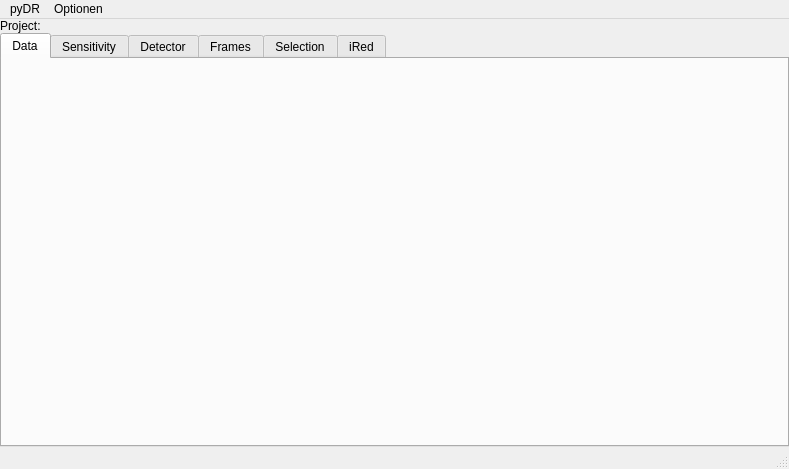
First picture: the form in GUI/designer/MainWindow.ui, repository alsinmr/pyDR, before the edit.
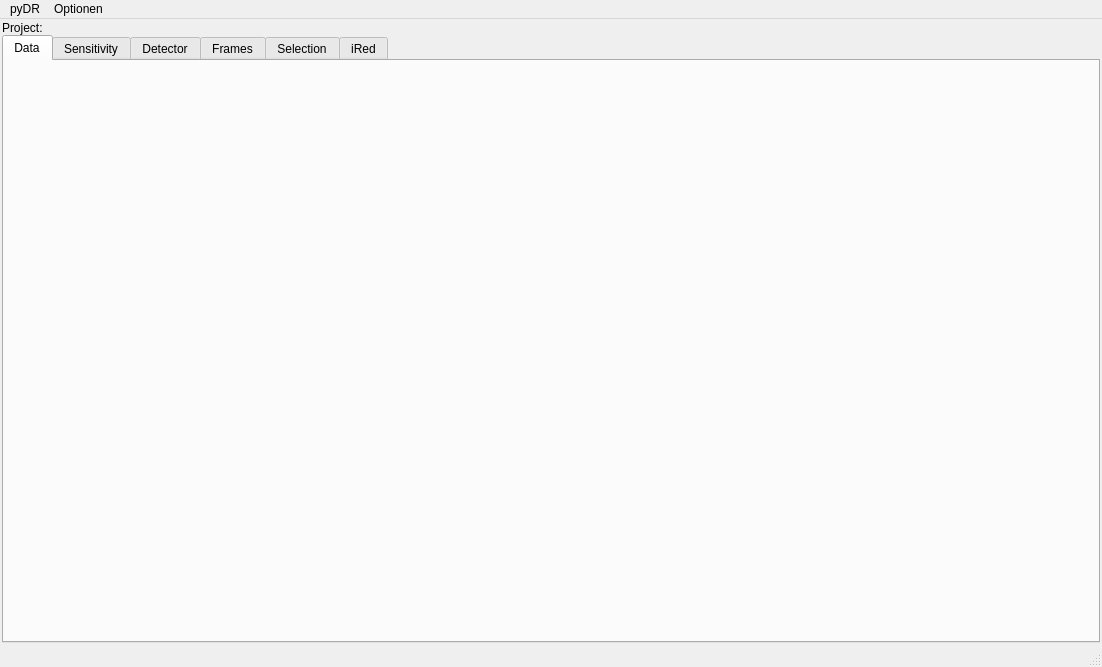
Second picture: the form after the edit.

What changed in the file:
```diff
--- a/GUI/designer/MainWindow.ui
+++ b/GUI/designer/MainWindow.ui
@@ -6,8 +6,8 @@
    <rect>
     <x>0</x>
     <y>0</y>
-    <width>789</width>
-    <height>469</height>
+    <width>1102</width>
+    <height>667</height>
    </rect>
   </property>
   <property name="windowTitle">
@@ -16,16 +16,16 @@
   <widget class="QWidget" name="centralwidget">
    <layout class="QGridLayout" name="gridLayout">
     <property name="leftMargin">
-     <number>0</number>
+     <number>2</number>
     </property>
     <property name="topMargin">
-     <number>0</number>
+     <number>2</number>
     </property>
     <property name="rightMargin">
-     <number>0</number>
+     <number>2</number>
     </property>
     <property name="bottomMargin">
-     <number>0</number>
+     <number>2</number>
     </property>
     <property name="spacing">
      <number>0</number>
@@ -99,7 +99,7 @@
     <rect>
      <x>0</x>
      <y>0</y>
-     <width>789</width>
+     <width>1102</width>
      <height>22</height>
     </rect>
    </property>
```
